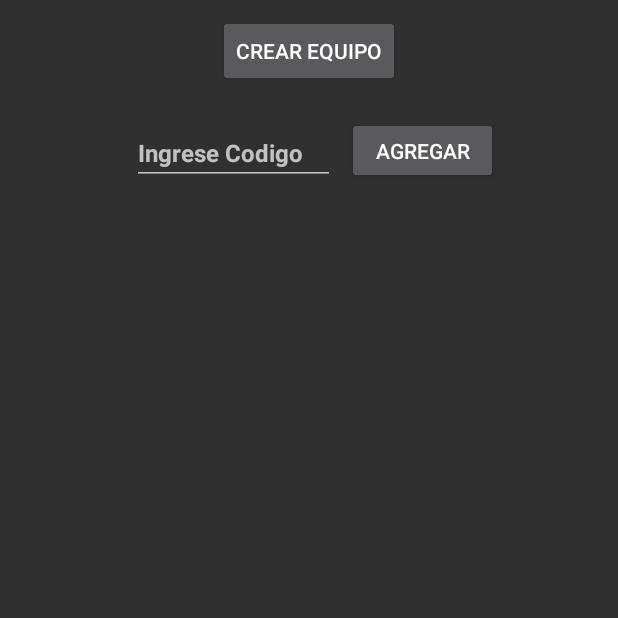
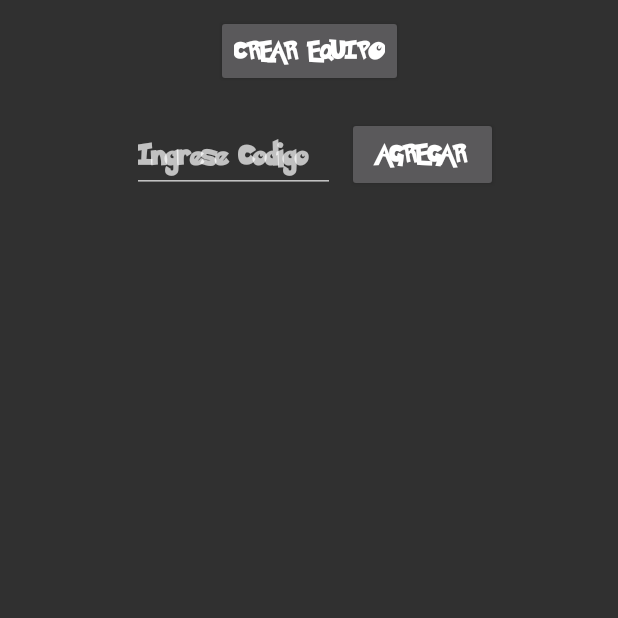
Before and after one commit to JuanCisilino/Ela_Ch, an Android app: the HomeActivity screen opened directly, with no data from a screen before it, after a tap on "CARGAR UN EQUIPO EXTERNO", on a phone screen of 412 x 824 dp, the top half of it. Run offline under Robolectric (Android 15) with nearby library versions, the phone set to English and light mode, and no system bars; our stand-ins replace Dagger/Hilt's generated code, Firebase (no records; nobody signed in at launch, a user with empty details on screens opened directly), Room's generated code; network calls fail; pictures from the network do not load.

Commit message:
Implementacion de fuente pokemon

```diff
--- a/app/src/main/res/layout/activity_add.xml
+++ b/app/src/main/res/layout/activity_add.xml
@@ -33,6 +33,7 @@
             android:layout_marginEnd="8dp"
             android:singleLine="true"
             android:layout_weight="1"
+            android:fontFamily="@font/pokemon_font"
             android:hint="@string/team_name"
             android:textSize="16sp"
             android:textStyle="bold" />
@@ -41,6 +42,7 @@
             android:layout_width="match_parent"
             android:layout_height="match_parent"
             android:id="@+id/saveButton"
+            android:fontFamily="@font/pokemon_font"
             android:text="@string/save"
             android:enabled="false"
             android:layout_weight="2"/>
--- a/app/src/main/res/layout/activity_home.xml
+++ b/app/src/main/res/layout/activity_home.xml
@@ -10,6 +10,7 @@
         android:id="@+id/createButton"
         android:layout_width="wrap_content"
         android:layout_height="wrap_content"
+        android:fontFamily="@font/pokemon_font"
         android:text="@string/create"
         android:layout_marginTop="10dp"
         app:layout_constraintEnd_toEndOf="parent"
@@ -20,6 +21,7 @@
         android:id="@+id/showCreated"
         android:layout_width="wrap_content"
         android:layout_height="wrap_content"
+        android:fontFamily="@font/pokemon_font"
         android:text="@string/insert_code"
         android:layout_marginTop="20dp"
         app:layout_constraintTop_toBottomOf="@+id/createButton"
@@ -50,6 +52,7 @@
             android:inputType="number"
             android:singleLine="true"
             android:layout_weight="1"
+            android:fontFamily="@font/pokemon_font"
             android:hint="@string/edit_code"
             android:textSize="16sp"
             android:textStyle="bold" />
@@ -58,6 +61,7 @@
             android:layout_width="match_parent"
             android:layout_height="match_parent"
             android:id="@+id/saveButton"
+            android:fontFamily="@font/pokemon_font"
             android:text="@string/search"
             android:layout_weight="1.5"/>
 
@@ -129,6 +133,7 @@
                 android:layout_height="wrap_content"
                 android:layout_margin="5dp"
                 android:layout_weight="1"
+                android:fontFamily="@font/pokemon_font"
                 android:text="@string/share"/>
 
             <Button
@@ -137,6 +142,7 @@
                 android:layout_height="wrap_content"
                 android:layout_margin="5dp"
                 android:layout_weight="1"
+                android:fontFamily="@font/pokemon_font"
                 android:text="@string/delete"/>
 
         </androidx.appcompat.widget.LinearLayoutCompat>
@@ -157,6 +163,7 @@
                     android:textAlignment="center"
                     android:layout_margin="5dp"
                     android:padding="5dp"
+                    android:fontFamily="@font/pokemon_font"
                     android:text="@string/team_name"
                     android:textSize="18sp"
                     android:textStyle="bold" />
--- a/app/src/main/res/layout/activity_login.xml
+++ b/app/src/main/res/layout/activity_login.xml
@@ -58,6 +58,7 @@
                 android:text="@string/entrance"
                 android:textAlignment="center"
                 android:textSize="30sp"
+                android:fontFamily="@font/pokemon_font"
                 app:layout_constraintBottom_toTopOf="@+id/loginButton"
                 app:layout_constraintEnd_toEndOf="parent"
                 app:layout_constraintStart_toEndOf="@+id/appCompatImageView"
--- a/app/src/main/res/layout/pokemon_item.xml
+++ b/app/src/main/res/layout/pokemon_item.xml
@@ -45,6 +45,7 @@
             android:layout_weight="2"
             android:paddingStart="5dp"
             android:paddingEnd="5dp"
+            android:fontFamily="@font/pokemon_font"
             android:textAlignment="center"
             android:textColor="@color/black"
             android:textSize="18sp"
@@ -68,6 +69,7 @@
             android:layout_weight="2"
             android:paddingStart="5dp"
             android:paddingEnd="5dp"
+            android:fontFamily="@font/pokemon_font"
             android:textColor="@color/black"
             android:textSize="16sp"
             android:textStyle="bold" />
@@ -79,6 +81,7 @@
             android:layout_weight="2"
             android:paddingStart="5dp"
             android:paddingEnd="5dp"
+            android:fontFamily="@font/pokemon_font"
             android:textColor="@color/black"
             android:textSize="16sp"
             android:textStyle="bold" />
@@ -90,6 +93,7 @@
             android:layout_weight="2"
             android:paddingStart="5dp"
             android:paddingEnd="5dp"
+            android:fontFamily="@font/pokemon_font"
             android:textColor="@color/black"
             android:textSize="12sp"
             android:textStyle="bold" />
--- a/app/src/main/res/layout/region_item.xml
+++ b/app/src/main/res/layout/region_item.xml
@@ -18,6 +18,7 @@
             android:layout_width="wrap_content"
             android:layout_height="wrap_content"
             android:padding="10dp"
+            android:fontFamily="@font/pokemon_font"
             android:id="@+id/regionName"
             android:textSize="35sp"
             android:layout_gravity="center"/>
--- a/app/src/main/res/layout/team_item.xml
+++ b/app/src/main/res/layout/team_item.xml
@@ -34,6 +34,7 @@
                     android:layout_gravity="center"
                     android:textSize="20sp"
                     android:textStyle="bold"
+                    android:fontFamily="@font/pokemon_font"
                     android:layout_marginStart="5dp"
                     android:text="@string/app_name"
                     android:layout_weight="1"/>
```
